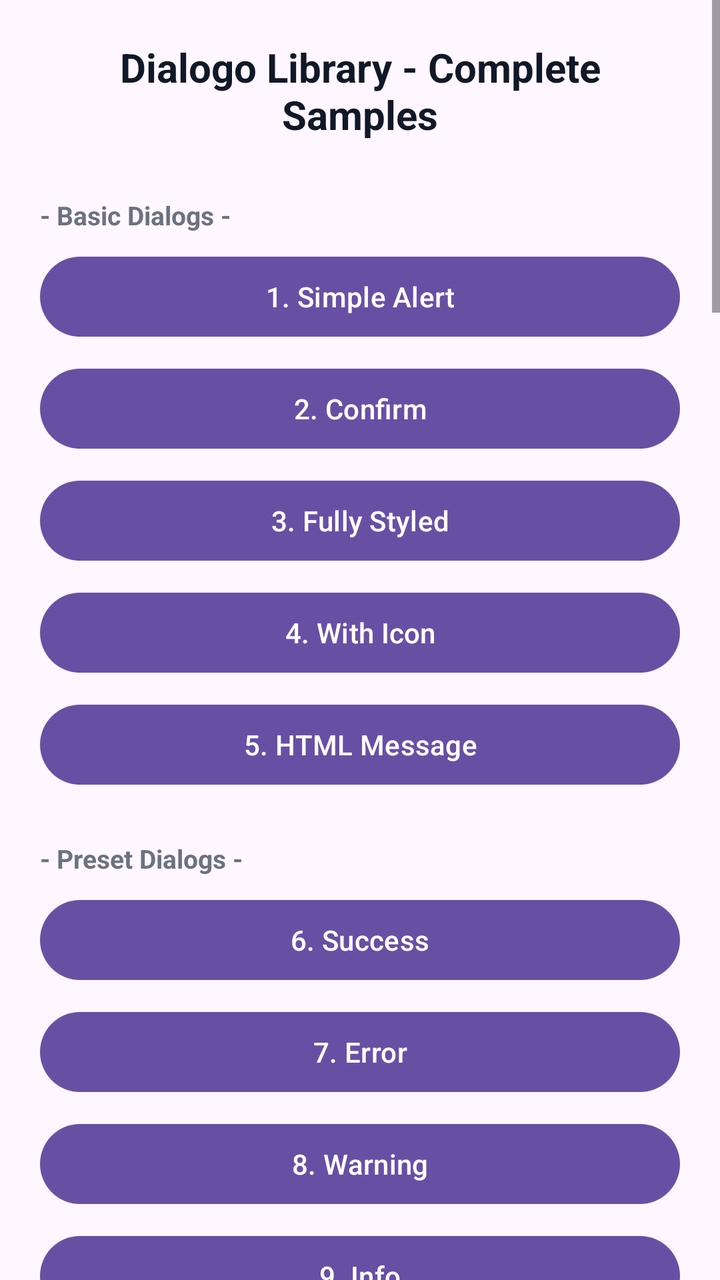
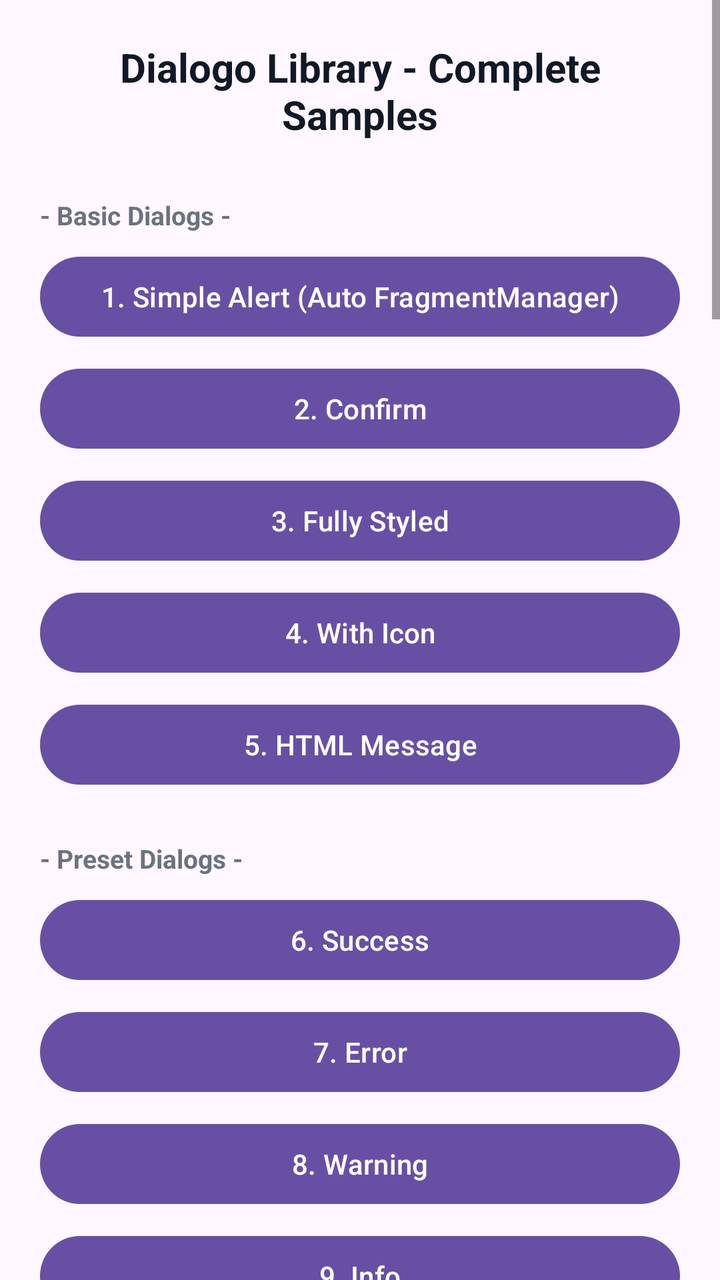

The first picture is an Android layout as it rendered before a commit; the second is the same layout after the commit. The layout source and the unified diff follow.
<!-- AndroidManifest.xml: application theme Theme.Dialogo_sample -->
<!-- res/layout/activity_main.xml -->
<?xml version="1.0" encoding="utf-8"?>
<ScrollView xmlns:android="http://schemas.android.com/apk/res/android"
    xmlns:tools="http://schemas.android.com/tools"
    android:id="@+id/main"
    android:layout_width="match_parent"
    android:layout_height="match_parent"
    android:fillViewport="true"
    android:fitsSystemWindows="true"
    tools:context=".MainActivity">

    <LinearLayout
        android:layout_width="match_parent"
        android:layout_height="wrap_content"
        android:gravity="center_vertical"
        android:orientation="vertical"
        android:padding="20dp">

        <TextView
            android:layout_width="match_parent"
            android:layout_height="wrap_content"
            android:layout_marginBottom="20dp"
            android:gravity="center"
            android:text="Dialogo Library - Complete Samples"
            android:textColor="#111827"
            android:textSize="20sp"
            android:textStyle="bold" />

        

        <TextView
            android:layout_width="match_parent"
            android:layout_height="wrap_content"
            android:layout_marginTop="8dp"
            android:layout_marginBottom="8dp"
            android:text="- Basic Dialogs -"
            android:textColor="#6B7280"
            android:textSize="13sp"
            android:textStyle="bold" />

        <Button
            android:id="@+id/btSimpleDialog"
            android:layout_width="match_parent"
            android:layout_height="wrap_content"
            android:layout_marginBottom="8dp"
            android:text="1. Simple Alert" />

        <Button
            android:id="@+id/btConfirmDialog"
            android:layout_width="match_parent"
            android:layout_height="wrap_content"
            android:layout_marginBottom="8dp"
            android:text="2. Confirm" />

        <Button
            android:id="@+id/btStyledDialog"
            android:layout_width="match_parent"
            android:layout_height="wrap_content"
            android:layout_marginBottom="8dp"
            android:text="3. Fully Styled" />

        <Button
            android:id="@+id/btIconDialog"
            android:layout_width="match_parent"
            android:layout_height="wrap_content"
            android:layout_marginBottom="8dp"
            android:text="4. With Icon" />

        <Button
            android:id="@+id/btHtmlMessage"
            android:layout_width="match_parent"
            android:layout_height="wrap_content"
            android:layout_marginBottom="8dp"
            android:text="5. HTML Message" />

        

        <TextView
            android:layout_width="match_parent"
            android:layout_height="wrap_content"
            android:layout_marginTop="16dp"
            android:layout_marginBottom="8dp"
            android:text="- Preset Dialogs -"
            android:textColor="#6B7280"
            android:textSize="13sp"
            android:textStyle="bold" />

        <Button
            android:id="@+id/btSuccess"
            android:layout_width="match_parent"
            android:layout_height="wrap_content"
            android:layout_marginBottom="8dp"
            android:text="6. Success" />

        <Button
            android:id="@+id/btError"
            android:layout_width="match_parent"
            android:layout_height="wrap_content"
            android:layout_marginBottom="8dp"
            android:text="7. Error" />

        <Button
            android:id="@+id/btWarning"
            android:layout_width="match_parent"
            android:layout_height="wrap_content"
            android:layout_marginBottom="8dp"
            android:text="8. Warning" />

        <Button
            android:id="@+id/btInfo"
            android:layout_width="match_parent"
            android:layout_height="wrap_content"
            android:layout_marginBottom="8dp"
            android:text="9. Info" />

        <Button
            android:id="@+id/btLoading"
            android:layout_width="match_parent"
            android:layout_height="wrap_content"
            android:layout_marginBottom="8dp"
            android:text="10. Loading" />

        <Button
            android:id="@+id/btDeleteConfirm"
            android:layout_width="match_parent"
            android:layout_height="wrap_content"
            android:layout_marginBottom="8dp"
            android:text="11. Delete Confirm" />

        

        <TextView
            android:layout_width="match_parent"
            android:layout_height="wrap_content"
            android:layout_marginTop="16dp"
            android:layout_marginBottom="8dp"
            android:text="- Input and Lists -"
            android:textColor="#6B7280"
            android:textSize="13sp"
            android:textStyle="bold" />

        <Button
            android:id="@+id/btInputDialog"
            android:layout_width="match_parent"
            android:layout_height="wrap_content"
            android:layout_marginBottom="8dp"
            android:text="12. Input (Required)" />

        <Button
            android:id="@+id/btSingleChoice"
            android:layout_width="match_parent"
            android:layout_height="wrap_content"
            android:layout_marginBottom="8dp"
            android:text="13. Single Choice" />

        <Button
            android:id="@+id/btMultiChoice"
            android:layout_width="match_parent"
            android:layout_height="wrap_content"
            android:layout_marginBottom="8dp"
            android:text="14. Multi Choice" />

        

        <TextView
            android:layout_width="match_parent"
            android:layout_height="wrap_content"
            android:layout_marginTop="16dp"
            android:layout_marginBottom="8dp"
            android:text="- Progress -"
            android:textColor="#6B7280"
            android:textSize="13sp"
            android:textStyle="bold" />

        <Button
            android:id="@+id/btProgressDialog"
            android:layout_width="match_parent"
            android:layout_height="wrap_content"
            android:layout_marginBottom="8dp"
            android:text="15. Horizontal Progress" />

        <Button
            android:id="@+id/btIndeterminateProgress"
            android:layout_width="match_parent"
            android:layout_height="wrap_content"
            android:layout_marginBottom="8dp"
            android:text="16. Indeterminate Progress" />

        

        <TextView
            android:layout_width="match_parent"
            android:layout_height="wrap_content"
            android:layout_marginTop="16dp"
            android:layout_marginBottom="8dp"
            android:text="- Custom and Advanced -"
            android:textColor="#6B7280"
            android:textSize="13sp"
            android:textStyle="bold" />

        <Button
            android:id="@+id/btCustomView"
            android:layout_width="match_parent"
            android:layout_height="wrap_content"
            android:layout_marginBottom="8dp"
            android:text="17. Custom View" />

        <Button
            android:id="@+id/btAutoDismiss"
            android:layout_width="match_parent"
            android:layout_height="wrap_content"
            android:layout_marginBottom="8dp"
            android:text="18. Auto Dismiss 3s" />

        <Button
            android:id="@+id/btNonCancelable"
            android:layout_width="match_parent"
            android:layout_height="wrap_content"
            android:layout_marginBottom="8dp"
            android:text="19. Non-Cancelable" />

        <Button
            android:id="@+id/btFullExample"
            android:layout_width="match_parent"
            android:layout_height="wrap_content"
            android:layout_marginBottom="8dp"
            android:text="20. Full Featured" />

        

        <TextView
            android:layout_width="match_parent"
            android:layout_height="wrap_content"
            android:layout_marginTop="16dp"
            android:layout_marginBottom="8dp"
            android:text="- Animations -"
            android:textColor="#6B7280"
            android:textSize="13sp"
            android:textStyle="bold" />

        <Button
            android:id="@+id/btAnimScale"
            android:layout_width="match_parent"
            android:layout_height="wrap_content"
            android:layout_marginBottom="8dp"
            android:text="21. Animation Scale" />

        <Button
            android:id="@+id/btAnimFade"
            android:layout_width="match_parent"
            android:layout_height="wrap_content"
            android:layout_marginBottom="8dp"
            android:text="22. Animation Fade" />

        <Button
            android:id="@+id/btAnimSlideUp"
            android:layout_width="match_parent"
            android:layout_height="wrap_content"
            android:layout_marginBottom="8dp"
            android:text="23. Animation Slide Up" />

        <Button
            android:id="@+id/btAnimBounce"
            android:layout_width="match_parent"
            android:layout_height="wrap_content"
            android:layout_marginBottom="8dp"
            android:text="24. Animation Bounce" />

        <Button
            android:id="@+id/btAnimShake"
            android:layout_width="match_parent"
            android:layout_height="wrap_content"
            android:layout_marginBottom="8dp"
            android:text="25. Animation Shake" />

        

        <TextView
            android:layout_width="match_parent"
            android:layout_height="wrap_content"
            android:layout_marginTop="16dp"
            android:layout_marginBottom="8dp"
            android:text="- Themes -"
            android:textColor="#6B7280"
            android:textSize="13sp"
            android:textStyle="bold" />

        <Button
            android:id="@+id/btThemeMaterial3"
            android:layout_width="match_parent"
            android:layout_height="wrap_content"
            android:layout_marginBottom="8dp"
            android:text="26. Theme Material 3" />

        <Button
            android:id="@+id/btThemeIOS"
            android:layout_width="match_parent"
            android:layout_height="wrap_content"
            android:layout_marginBottom="8dp"
            android:text="27. Theme iOS" />

        <Button
            android:id="@+id/btThemeDark"
            android:layout_width="match_parent"
            android:layout_height="wrap_content"
            android:layout_marginBottom="8dp"
            android:text="28. Theme Dark" />

        <Button
            android:id="@+id/btThemeMinimal"
            android:layout_width="match_parent"
            android:layout_height="wrap_content"
            android:layout_marginBottom="8dp"
            android:text="29. Theme Minimal" />

        <Button
            android:id="@+id/btThemeRounded"
            android:layout_width="match_parent"
            android:layout_height="wrap_content"
            android:layout_marginBottom="8dp"
            android:text="30. Theme Rounded" />

        <Button
            android:id="@+id/btBottomSheet"
            android:layout_width="match_parent"
            android:layout_height="wrap_content"
            android:layout_marginBottom="8dp"
            android:text="31. BottomSheet Dialog" />

        

        <TextView
            android:layout_width="match_parent"
            android:layout_height="wrap_content"
            android:layout_marginTop="16dp"
            android:layout_marginBottom="8dp"
            android:text="- Popups and Positions -"
            android:textColor="#6B7280"
            android:textSize="13sp"
            android:textStyle="bold" />

        <Button
            android:id="@+id/btPositionTop"
            android:layout_width="match_parent"
            android:layout_height="wrap_content"
            android:layout_marginBottom="8dp"
            android:text="32. Modal: Top" />

        <Button
            android:id="@+id/btPositionCenter"
            android:layout_width="match_parent"
            android:layout_height="wrap_content"
            android:layout_marginBottom="8dp"
            android:text="33. Modal: Center" />

        <Button
            android:id="@+id/btPositionBottom"
            android:layout_width="match_parent"
            android:layout_height="wrap_content"
            android:layout_marginBottom="8dp"
            android:text="34. Modal: Bottom" />

        <Button
            android:id="@+id/btPopupTop"
            android:layout_width="match_parent"
            android:layout_height="wrap_content"
            android:layout_marginBottom="8dp"
            android:text="35. Popup (Non-Modal): Top" />

        <Button
            android:id="@+id/btPopupCenter"
            android:layout_width="match_parent"
            android:layout_height="wrap_content"
            android:layout_marginBottom="8dp"
            android:text="36. Popup (Non-Modal): Center" />

        <Button
            android:id="@+id/btPopupBottom"
            android:layout_width="match_parent"
            android:layout_height="wrap_content"
            android:layout_marginBottom="8dp"
            android:text="37. Popup (Non-Modal): Bottom" />

        <Button
            android:id="@+id/btPopupAutoDismiss"
            android:layout_width="match_parent"
            android:layout_height="wrap_content"
            android:layout_marginBottom="8dp"
            android:text="38. Popup Auto-Dismiss (3s)" />

        <Button
            android:id="@+id/btPopupSlideDown"
            android:layout_width="match_parent"
            android:layout_height="wrap_content"
            android:layout_marginBottom="8dp"
            android:text="39. Popup Slide Down Animation" />

    </LinearLayout>
</ScrollView>
<!-- resources referenced by this layout -->
<resources>
  <style name="Theme.Dialogo_sample" parent="Base.Theme.Dialogo_sample" />
  <style name="Base.Theme.Dialogo_sample" parent="Theme.Material3.DayNight.NoActionBar">
          
          
      </style>
</resources>

<!-- the commit's change to res/layout/activity_main.xml (unified diff, before → after) -->
@@ -42,7 +42,7 @@
             android:layout_width="match_parent"
             android:layout_height="wrap_content"
             android:layout_marginBottom="8dp"
-            android:text="1. Simple Alert" />
+            android:text="1. Simple Alert (Auto FragmentManager)" />
 
         <Button
             android:id="@+id/btConfirmDialog"
@@ -117,7 +117,7 @@
             android:layout_width="match_parent"
             android:layout_height="wrap_content"
             android:layout_marginBottom="8dp"
-            android:text="10. Loading" />
+            android:text="10. Loading (Programmatic Dismiss)" />
 
         <Button
             android:id="@+id/btDeleteConfirm"
@@ -319,13 +319,6 @@
             android:layout_marginBottom="8dp"
             android:text="30. Theme Rounded" />
 
-        <Button
-            android:id="@+id/btBottomSheet"
-            android:layout_width="match_parent"
-            android:layout_height="wrap_content"
-            android:layout_marginBottom="8dp"
-            android:text="31. BottomSheet Dialog" />
-
         
 
         <TextView
@@ -343,56 +336,56 @@
             android:layout_width="match_parent"
             android:layout_height="wrap_content"
             android:layout_marginBottom="8dp"
-            android:text="32. Modal: Top" />
+            android:text="31. Modal: Top" />
 
         <Button
             android:id="@+id/btPositionCenter"
             android:layout_width="match_parent"
             android:layout_height="wrap_content"
             android:layout_marginBottom="8dp"
-            android:text="33. Modal: Center" />
+            android:text="32. Modal: Center" />
 
         <Button
             android:id="@+id/btPositionBottom"
             android:layout_width="match_parent"
             android:layout_height="wrap_content"
             android:layout_marginBottom="8dp"
-            android:text="34. Modal: Bottom" />
+            android:text="33. Modal: Bottom" />
 
         <Button
             android:id="@+id/btPopupTop"
             android:layout_width="match_parent"
             android:layout_height="wrap_content"
             android:layout_marginBottom="8dp"
-            android:text="35. Popup (Non-Modal): Top" />
+            android:text="34. Popup (Non-Modal): Top" />
 
         <Button
             android:id="@+id/btPopupCenter"
             android:layout_width="match_parent"
             android:layout_height="wrap_content"
             android:layout_marginBottom="8dp"
-            android:text="36. Popup (Non-Modal): Center" />
+            android:text="35. Popup (Non-Modal): Center" />
 
         <Button
             android:id="@+id/btPopupBottom"
             android:layout_width="match_parent"
             android:layout_height="wrap_content"
             android:layout_marginBottom="8dp"
-            android:text="37. Popup (Non-Modal): Bottom" />
+            android:text="36. Popup (Non-Modal): Bottom" />
 
         <Button
             android:id="@+id/btPopupAutoDismiss"
             android:layout_width="match_parent"
             android:layout_height="wrap_content"
             android:layout_marginBottom="8dp"
-            android:text="38. Popup Auto-Dismiss (3s)" />
+            android:text="37. Popup Auto-Dismiss (3s)" />
 
         <Button
             android:id="@+id/btPopupSlideDown"
             android:layout_width="match_parent"
             android:layout_height="wrap_content"
             android:layout_marginBottom="8dp"
-            android:text="39. Popup Slide Down Animation" />
+            android:text="38. Popup Slide Down Animation" />
 
     </LinearLayout>
 </ScrollView>
